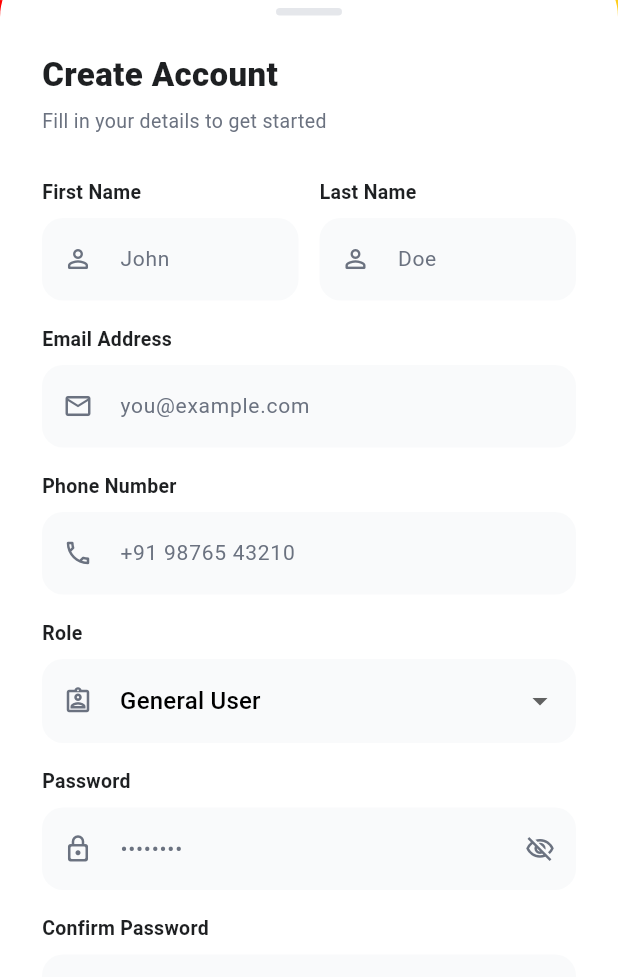
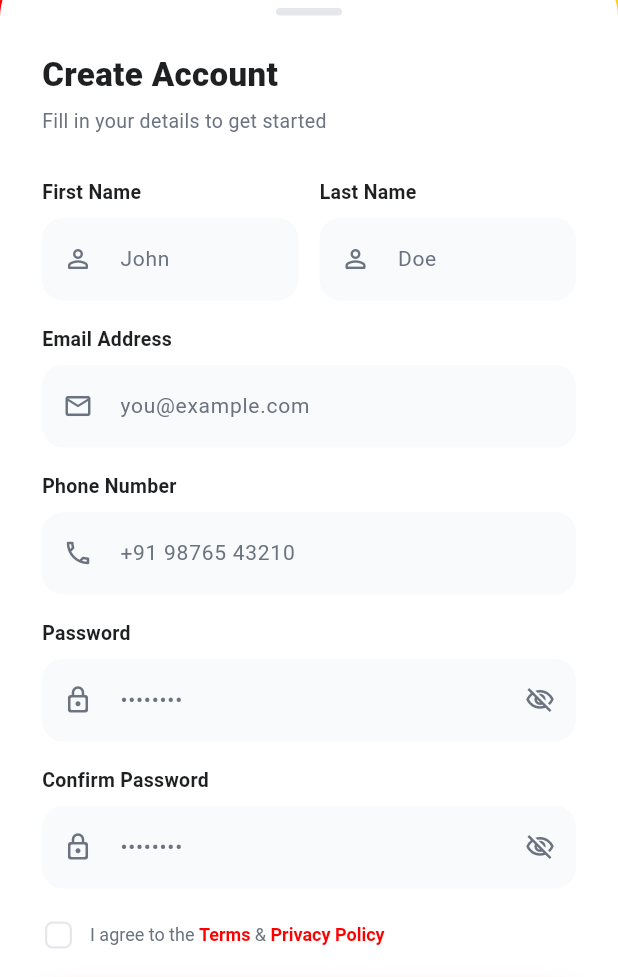
Before and after one commit to tanishachaturvedi60-gif/gogobosco-frontend2, a Flutter app: the RegisterScreen screen opened by its route, on a phone screen of 412 x 824 dp, the part 259-1236 px from its top. Run offline on Flutter 3.47's test engine with Material 3 defaults, Android fonts, the phone set to English and light mode, and no system bars; our stand-ins replace firebase_core, go_router, google_maps_flutter, image_picker, shared_preferences, supabase_flutter; accounts and stored records are empty; generated files the repository leaves out were written again; Roboto replaces fonts that are missing (Nunito).

```diff
--- a/gogobosco-frontend-master/lib/features/auth/register_screen.dart
+++ b/gogobosco-frontend-master/lib/features/auth/register_screen.dart
@@ -141,7 +141,7 @@ class _RegisterScreenState extends State<RegisterScreen>
                   child: Row(
                     children: [
                       GestureDetector(
-                        onTap: () => context.go('/auth_landing'),
+                        onTap: () => Navigator.of(context).pop(),
                         child: Container(
                           width: 42,
                           height: 42,
@@ -299,34 +299,6 @@ class _RegisterScreenState extends State<RegisterScreen>
 
                                 const SizedBox(height: 16),
 
-                                // ── ROLE DROPDOWN
-                                _buildLabel('Role'),
-                                const SizedBox(height: 8),
-                                DropdownButtonFormField<String>(
-                                  initialValue: role,
-                                  decoration: _fieldDecoration(
-                                    'Select your role',
-                                    Icons.assignment_ind_outlined,
-                                  ),
-                                  items: const [
-                                    DropdownMenuItem(
-                                      value: 'General User',
-                                      child: Text('General User'),
-                                    ),
-                                    DropdownMenuItem(
-                                      value: 'Student',
-                                      child: Text('Student'),
-                                    ),
-                                    DropdownMenuItem(
-                                      value: 'Job Seeker',
-                                      child: Text('Job Seeker'),
-                                    ),
-                                  ],
-                                  onChanged: (val) =>
-                                      setState(() => role = val!),
-                                ),
-
-                                const SizedBox(height: 16),
 
                                 // ── PASSWORD
                                 _buildLabeledField(
--- a/gogobosco-frontend-master/pubspec.yaml
+++ b/gogobosco-frontend-master/pubspec.yaml
@@ -39,7 +39,7 @@ dependencies:
   cupertino_icons: ^1.0.8
   shared_preferences: ^2.3.5
   firebase_core: ^4.9.0
-  firebase_auth: ^6.5.1
+  google_sign_in: ^6.2.0
 
 dev_dependencies:
   flutter_test:
```
Also changed, not shown: gogobosco-frontend-master/lib/features/auth/login_screen.dart (+15 -3 lines), gogobosco-frontend-master/lib/services/auth_services.dart (+100 -85 lines), gogobosco-frontend-master/firebase.json (added), gogobosco-frontend-master/lib/firebase_options.dart (deleted), gogobosco-frontend-master/pubspec.lock, 6 other files.
